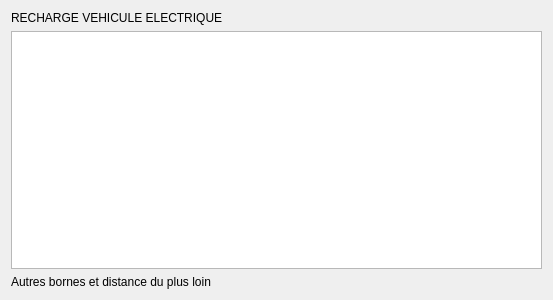
Qt form localStationCS/rechargevehiculewidget.ui (Gnoumy/RaspMeteo) before a commit.
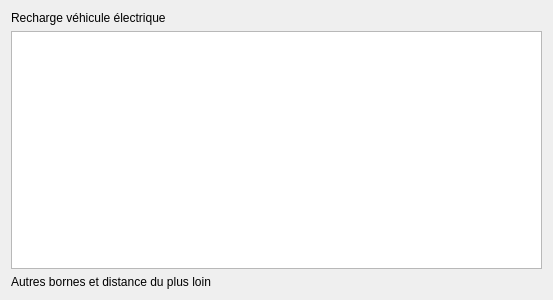
The same form after that commit.

The edit to the form file:
```diff
--- a/localStationCS/rechargevehiculewidget.ui
+++ b/localStationCS/rechargevehiculewidget.ui
@@ -19,7 +19,7 @@
      <item>
       <widget class="QLabel" name="label">
        <property name="text">
-        <string>RECHARGE VEHICULE ELECTRIQUE</string>
+        <string>Recharge véhicule électrique</string>
        </property>
       </widget>
      </item>
```
